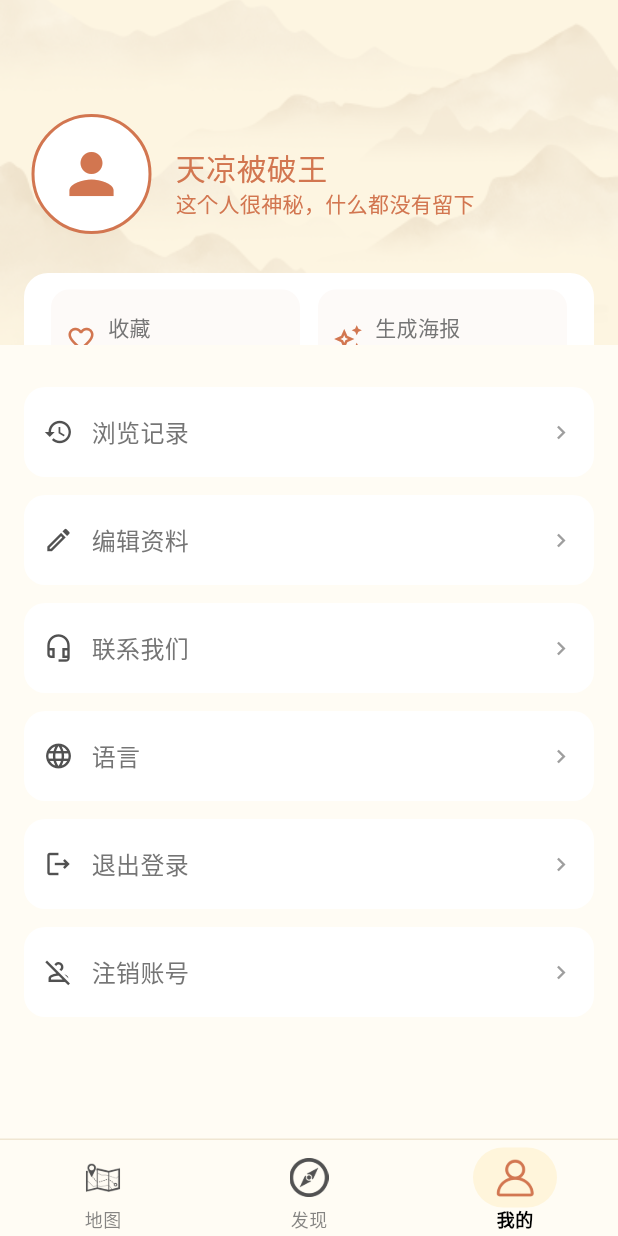
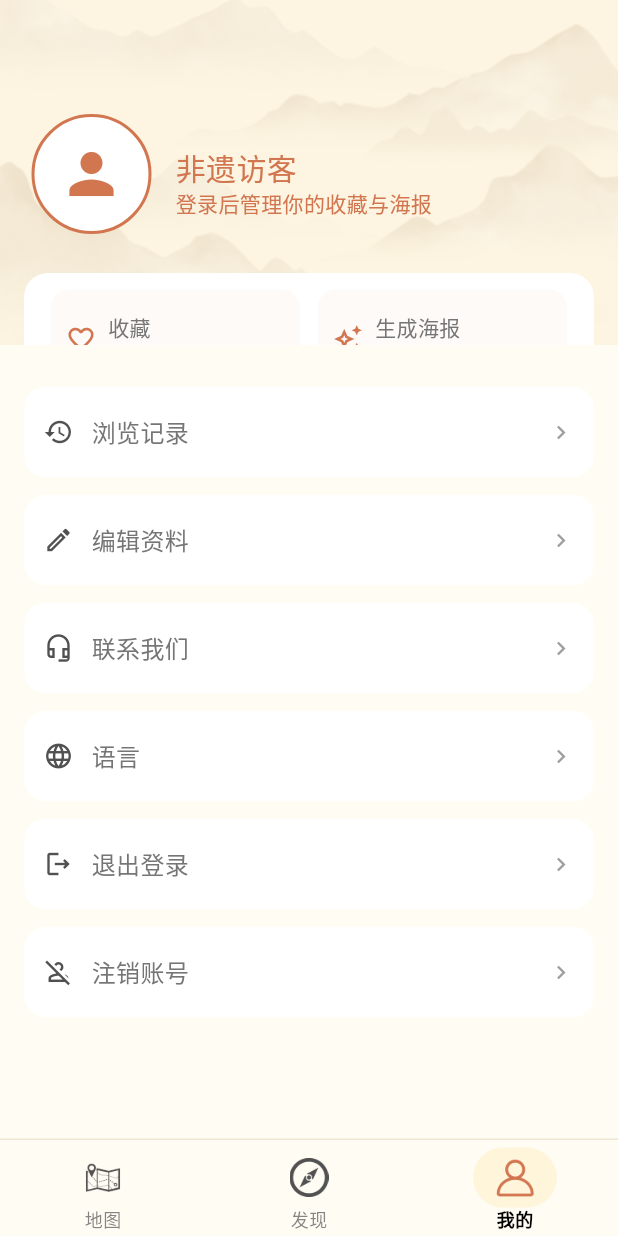
Before and after one commit to mannerth/intangible_track, a Flutter app: the ProfilePage screen opened by its route, on a phone screen of 412 x 824 dp. Run offline on Flutter 3.47's test engine with Material 3 defaults, Android fonts, the phone set to English and light mode, and no system bars; our stand-ins replace dio, flutter_riverpod, go_router, shared_preferences; missing offline and left inert: flutter_web_auth_2; accounts and stored records are empty; Roboto replaces fonts that are missing (PingFang SC); project files that could hold a hidden picture were left out.

Commit message:
feat：接口适配

```diff
--- a/lib/api/models/api_models.dart
+++ b/lib/api/models/api_models.dart
@@ -48,15 +48,18 @@ class LoginData {
     required this.tokenType,
     required this.expiresIn,
     required this.user,
+    this.refreshToken,
   });
   final String accessToken, tokenType;
   final int expiresIn;
   final User user;
+  final String? refreshToken;
   factory LoginData.fromJson(Json j) => LoginData(
     accessToken: _string(j, 'accessToken'),
     tokenType: _string(j, 'tokenType'),
     expiresIn: _int(j, 'expiresIn'),
     user: User.fromJson(_object(j['user'])),
+    refreshToken: j['refreshToken']?.toString(),
   );
 }
 
@@ -65,13 +68,16 @@ class RefreshData {
     required this.accessToken,
     required this.tokenType,
     required this.expiresIn,
+    this.refreshToken,
   });
   final String accessToken, tokenType;
   final int expiresIn;
+  final String? refreshToken;
   factory RefreshData.fromJson(Json j) => RefreshData(
     accessToken: _string(j, 'accessToken'),
     tokenType: _string(j, 'tokenType'),
     expiresIn: _int(j, 'expiresIn'),
+    refreshToken: j['refreshToken']?.toString(),
   );
 }
 
--- a/lib/ui/pages/profile_page.dart
+++ b/lib/ui/pages/profile_page.dart
@@ -1,9 +1,11 @@
 import 'package:flutter/material.dart';
 import 'package:go_router/go_router.dart';
+import 'package:flutter_riverpod/flutter_riverpod.dart';
 
+import '../../api/providers.dart';
 import '../../common/app_theme.dart';
 
-class ProfilePage extends StatelessWidget {
+class ProfilePage extends ConsumerWidget {
   const ProfilePage({super.key});
 
   static const _menuItems = [
@@ -16,7 +18,9 @@ class ProfilePage extends StatelessWidget {
   ];
 
   @override
-  Widget build(BuildContext context) {
+  Widget build(BuildContext context, WidgetRef ref) {
+    final session = ref.watch(sessionProvider);
+    final user = session.value?.user;
     return Scaffold(
       body: ListView(
         padding: EdgeInsets.zero,
@@ -55,11 +59,11 @@ class ProfilePage extends StatelessWidget {
                     ),
                   ),
                 ),
-                const Positioned(
+                Positioned(
                   left: 117,
                   top: 97,
                   child: Text(
-                    '天凉被破王',
+                    user?.name ?? '非遗访客',
                     style: TextStyle(
                       fontSize: 20,
                       fontWeight: FontWeight.w500,
@@ -67,11 +71,11 @@ class ProfilePage extends StatelessWidget {
                     ),
                   ),
                 ),
-                const Positioned(
+                Positioned(
                   left: 117,
                   top: 125,
                   child: Text(
-                    '这个人很神秘，什么都没有留下',
+                    user == null ? '登录后管理你的收藏与海报' : '山东大学统一认证用户',
                     style: TextStyle(fontSize: 14, color: AppColors.accent),
                   ),
                 ),
@@ -118,13 +122,31 @@ class ProfilePage extends StatelessWidget {
           ),
           const SizedBox(height: 28),
           for (var i = 0; i < _menuItems.length; i++) ...[
-            _MenuRow(item: _menuItems[i]),
+            _MenuRow(
+              item: _menuItems[i],
+              onTap: _menuItems[i].$1 == '退出登录'
+                  ? () => _logout(context, ref)
+                  : null,
+            ),
             if (i < _menuItems.length - 1) const SizedBox(height: 12),
           ],
           const SizedBox(height: 32),
         ],
       ),
     );
+  }
+
+  Future<void> _logout(BuildContext context, WidgetRef ref) async {
+    try {
+      await ref.read(sessionProvider.notifier).logout();
+      if (context.mounted) context.goNamed('login');
+    } catch (error) {
+      if (context.mounted) {
+        ScaffoldMessenger.of(
+          context,
+        ).showSnackBar(SnackBar(content: Text('退出登录失败：$error')));
+      }
+    }
   }
 }
 
@@ -190,14 +212,18 @@ class _EntryTile extends StatelessWidget {
 }
 
 class _MenuRow extends StatelessWidget {
-  const _MenuRow({required this.item});
+  const _MenuRow({required this.item, this.onTap});
 
   final (String, IconData) item;
+  final VoidCallback? onTap;
 
   @override
   Widget build(BuildContext context) {
     final (label, icon) = item;
-    return Container(
+    return InkWell(
+      onTap: onTap,
+      borderRadius: BorderRadius.circular(14),
+      child: Container(
         margin: const EdgeInsets.symmetric(horizontal: 16),
         padding: const EdgeInsets.symmetric(horizontal: 13),
         height: 60,
@@ -214,8 +240,13 @@ class _MenuRow extends StatelessWidget {
               style: const TextStyle(fontSize: 16, color: AppColors.textHint),
             ),
             const Spacer(),
-          const Icon(Icons.chevron_right, size: 18, color: AppColors.textLight),
+            const Icon(
+              Icons.chevron_right,
+              size: 18,
+              color: AppColors.textLight,
+            ),
           ],
+        ),
       ),
     );
   }
```
Also changed, not shown: lib/api/heritage_api.dart (+3 -7 lines), lib/api/http.dart (+70 -4 lines), lib/api/providers.dart (+12 -10 lines), lib/api/repositories.dart (+6 -7 lines), lib/common/app_router.dart (+22 -1 lines), lib/ui/pages/login_page.dart (+8 -2 lines). Lines whose indentation alone changed are shown as unchanged.
